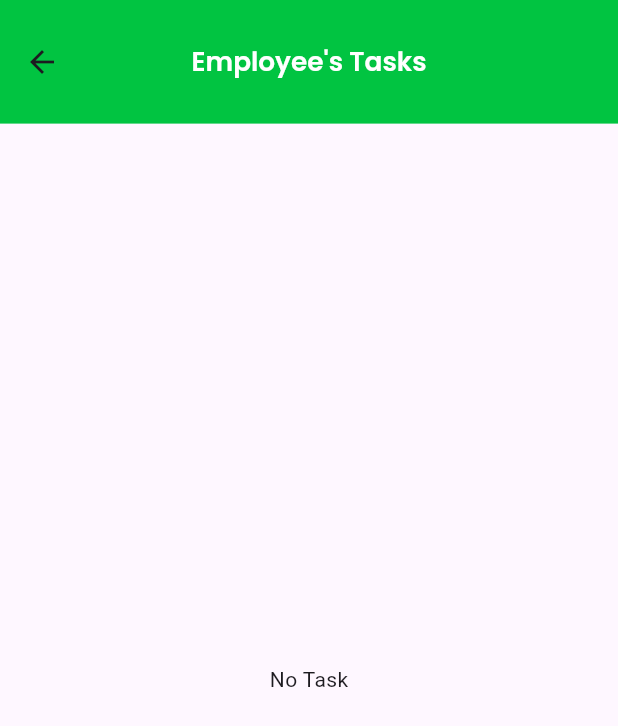
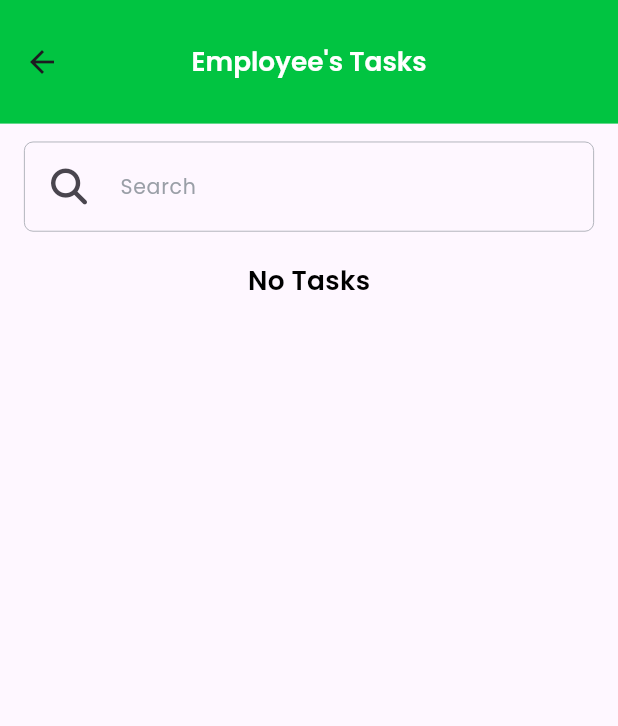
Before and after one commit to AleeXraxa/Employee-Management-System, a Flutter app: the ViewAllTasks screen opened directly, on a phone screen of 412 x 824 dp. Shown: the top 726 px of the screen. Run offline on Flutter 3.47's test engine with Material 3 defaults, Android fonts, the phone set to English and light mode, and no system bars; our stand-ins replace cloud_firestore, connectivity_plus, firebase_auth, firebase_core, flutter_screenutil, font_awesome_flutter and 3 more; accounts and stored records are empty; project files that could hold a hidden picture were left out.

Commit message:
search feature improvised

```diff
--- a/lib/Features/HR Dashboard/View/task/view_all.dart
+++ b/lib/Features/HR Dashboard/View/task/view_all.dart
@@ -40,12 +40,6 @@ class _ViewAllTasksState extends State<ViewAllTasks> {
         ),
         body: SafeArea(
           child: Obx(() {
-            if (_taskController.filteredTasks.isEmpty) {
-              return Center(
-                child: Text('No Task'),
-              );
-            }
-
             final groupedTasks = _taskController
                 .getWeekdayWiseTasks(_taskController.filteredTasks);
             return SingleChildScrollView(
@@ -63,17 +57,30 @@ class _ViewAllTasksState extends State<ViewAllTasks> {
                         validator: (value) =>
                             AppValidators.validateName(value, 'Search'),
                       ),
-                      Expanded(
+                      _taskController.filteredTasks.isEmpty
+                          ? Padding(
+                              padding: const EdgeInsets.symmetric(vertical: 20),
+                              child: Center(
+                                child: Text(
+                                  'No Tasks',
+                                  style: AppTextStyles.bodyText,
+                                ),
+                              ),
+                            )
+                          : Container(
+                              height: 0.7.sh,
                               child: ListView.builder(
                                 itemCount: groupedTasks.keys.length,
                                 itemBuilder: (context, index) {
-                            final day = groupedTasks.keys.elementAt(index);
+                                  final day =
+                                      groupedTasks.keys.elementAt(index);
                                   final tasksForDay = groupedTasks[day]!;
 
                                   if (tasksForDay.isEmpty) return SizedBox();
 
                                   return Column(
-                              crossAxisAlignment: CrossAxisAlignment.start,
+                                    crossAxisAlignment:
+                                        CrossAxisAlignment.start,
                                     children: [
                                       SizedBox(height: 0.02.sh),
                                       Padding(
@@ -91,12 +98,13 @@ class _ViewAllTasksState extends State<ViewAllTasks> {
                                           return TaskCard(
                                             task: task,
                                             onTap: () {
-                                        Get.to(() => UpdateTask(tasks: task));
+                                              Get.to(() =>
+                                                  UpdateTask(tasks: task));
                                             },
                                             onDelete: () {
                                               showCustomDialog(
-                                          icon:
-                                              FontAwesomeIcons.solidCircleCheck,
+                                                icon: FontAwesomeIcons
+                                                    .solidCircleCheck,
                                                 title: 'Confirm Delete',
                                                 message:
                                                     'Do you want to Delete this Task?',
@@ -114,7 +122,7 @@ class _ViewAllTasksState extends State<ViewAllTasks> {
                                   );
                                 },
                               ),
-                      )
+                            ),
                     ],
                   ),
                 ),
```
Lines whose indentation alone changed are shown as unchanged.
